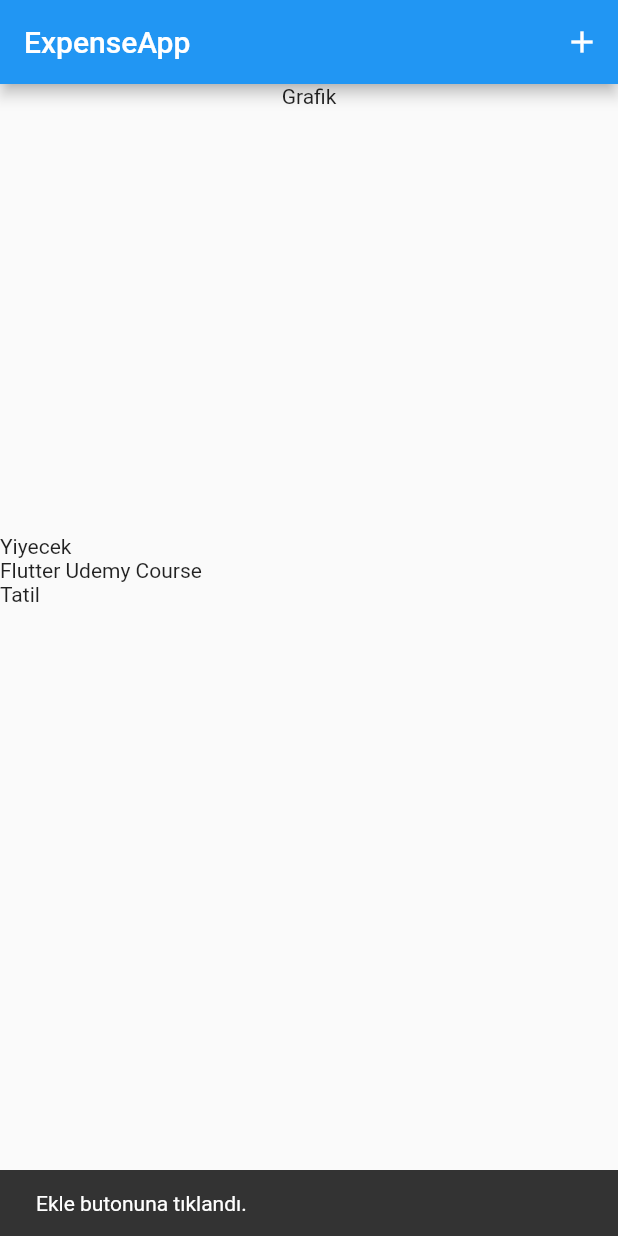
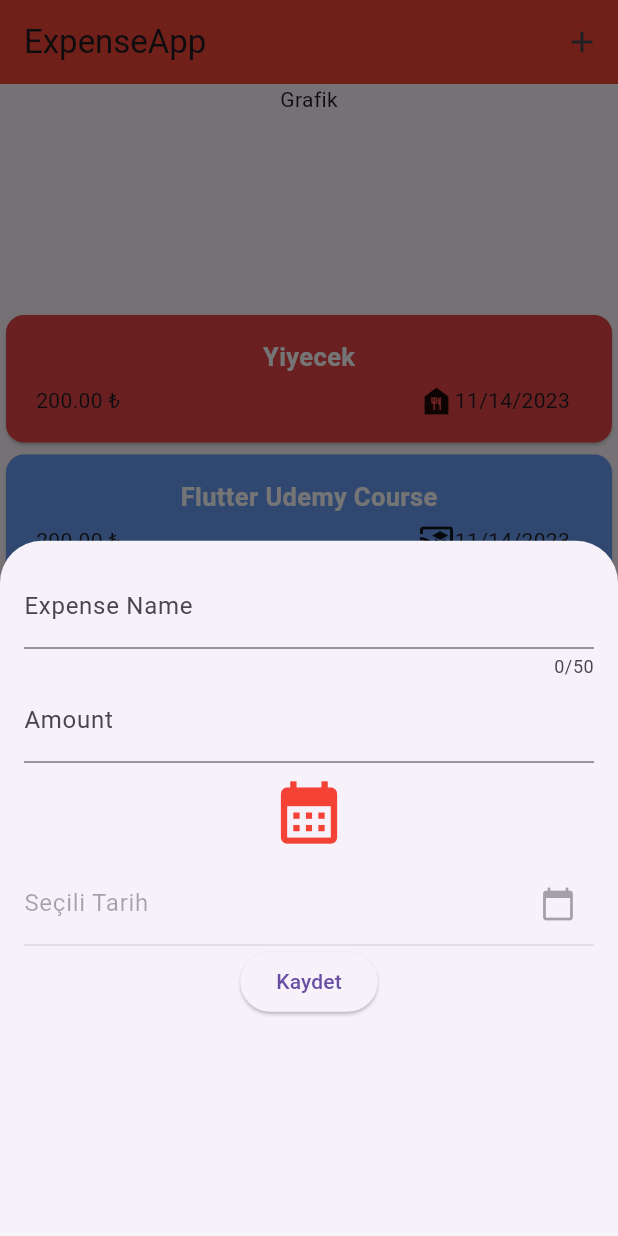
Before and after one commit to ilkrmshn/Tobeto, a Flutter app: the screen it shows after launch, after a tap on the "add" icon, on a phone screen of 412 x 824 dp. Run offline on Flutter 3.47's test engine with Material 2 defaults, Android fonts, the phone set to English and light mode, and no system bars.

Commit message:
workshop-14.11.2023

```diff
--- a/expenseapp/lib/main.dart
+++ b/expenseapp/lib/main.dart
@@ -1,37 +1,9 @@
-import 'package:expenseapp/pages/expense_list.dart';
 import 'package:flutter/material.dart';
+import 'package:expenseapp/pages/main_page.dart';
 
 // Single Responsibility
 void main() {
   runApp(
-    MaterialApp(
-      home: Builder(
-        builder: (BuildContext context) {
-          return Scaffold(
-            appBar: AppBar(
-              title: const Text("ExpenseApp"),
-              actions: [
-                IconButton(
-                  onPressed: () {
-                    showSnackBar(context);
-                  },
-                  icon: const Icon(
-                    Icons.add,
-                    color: Colors.white,
-                  ),
-                )
-              ],
-            ),
-            body: ExpenseList(),
-          );
-        },
-      ),
-    ),
+    MaterialApp(theme: ThemeData(useMaterial3: true), home: const MainPage()),
   );
 }
-
-void showSnackBar(BuildContext context) {
-  ScaffoldMessenger.of(context).showSnackBar(const SnackBar(
-    content: Text("Ekle butonuna tıklandı."),
-  ));
-}
--- a/expenseapp/lib/models/expense.dart
+++ b/expenseapp/lib/models/expense.dart
@@ -1,8 +1,23 @@
+import 'package:flutter/material.dart';
+import 'package:intl/intl.dart';
 import 'package:uuid/uuid.dart';
 
 const uuid = Uuid();
 
 enum Category { food, education, travel, work }
+
+const categoryIcons = {
+  Category.food: Icons.food_bank,
+  Category.education: Icons.cast_for_education,
+  Category.travel: Icons.card_travel,
+  Category.work: Icons.business
+};
+const categoryColors = {
+  Category.food: Color.fromARGB(255, 230, 70, 70),
+  Category.education: Color.fromARGB(255, 104, 157, 244),
+  Category.travel: Color.fromARGB(255, 172, 54, 205),
+  Category.work: Color.fromARGB(255, 35, 152, 105)
+};
 
 class Expense {
   Expense(
@@ -17,4 +32,9 @@ class Expense {
   final double price;
   final DateTime date;
   final Category category;
+
+  String get formattedDate {
+    var formatter = DateFormat.yMd();
+    return formatter.format(date);
+  }
 }
--- a/expenseapp/lib/pages/expense_list.dart
+++ b/expenseapp/lib/pages/expense_list.dart
@@ -1,4 +1,5 @@
 import 'package:expenseapp/models/expense.dart';
+import 'package:expenseapp/widgets/expense_item.dart';
 import 'package:flutter/material.dart';
 
 class ExpenseList extends StatefulWidget {
@@ -22,11 +23,16 @@ class _ExpenseListState extends State<ExpenseList> {
         date: DateTime.now(),
         category: Category.education),
     Expense(
-        name: "Tatil",
+        name: "Gezi",
         price: 500,
         date: DateTime.now(),
         category: Category.travel),
-  ]; // firebase,veritabanı
+    Expense(
+        name: "Hammadde",
+        price: 700,
+        date: DateTime.now(),
+        category: Category.work),
+  ];
 
   @override
   Widget build(BuildContext context) {
@@ -36,14 +42,14 @@ class _ExpenseListState extends State<ExpenseList> {
         crossAxisAlignment: CrossAxisAlignment.center,
         children: [
           const SizedBox(
-            height: 300,
+            height: 150,
             child: Text("Grafik"),
           ),
           Expanded(
             child: ListView.builder(
               itemCount: expenses.length,
               itemBuilder: (context, index) {
-                return Text(expenses[index].name);
+                return ExpenseItem(expenses[index]);
               },
             ),
           ),
@@ -52,3 +58,4 @@ class _ExpenseListState extends State<ExpenseList> {
     );
   }
 }
+// Topbar eklemek vs..
--- /dev/null
+++ b/expenseapp/lib/pages/main_page.dart
@@ -0,0 +1,27 @@
+import 'package:expenseapp/pages/expense_list.dart';
+import 'package:expenseapp/widgets/new_expense.dart';
+import 'package:flutter/material.dart';
+
+class MainPage extends StatelessWidget {
+  const MainPage({Key? key}) : super(key: key);
+
+  @override
+  Widget build(BuildContext context) {
+    return Scaffold(
+      appBar: AppBar(
+        backgroundColor: Colors.red,
+        title: const Text("ExpenseApp"),
+        actions: [
+          IconButton(
+            onPressed: () {
+              showModalBottomSheet(
+                  context: context, builder: (ctx) => NewExpense());
+            },
+            icon: const Icon(Icons.add),
+          )
+        ],
+      ),
+      body: ExpenseList(),
+    );
+  }
+}
--- /dev/null
+++ b/expenseapp/lib/widgets/expense_item.dart
@@ -0,0 +1,48 @@
+import 'package:expenseapp/models/expense.dart';
+import 'package:flutter/material.dart';
+
+class ExpenseItem extends StatelessWidget {
+  const ExpenseItem(this.expense, {Key? key}) : super(key: key);
+  final Expense expense;
+
+  @override
+  Widget build(BuildContext context) {
+    return Card(
+      color: categoryColors[expense.category],
+      child: Padding(
+        padding: const EdgeInsets.symmetric(horizontal: 20, vertical: 16),
+        child: Column(
+          children: [
+            Text(
+              expense.name,
+              style: const TextStyle(
+                  fontSize: 17.0,
+                  fontWeight: FontWeight.bold,
+                  color: Colors.white),
+            ),
+            const SizedBox(height: 5),
+            Row(
+              children: [
+                Text(
+                  "${expense.price.toStringAsFixed(2)} ₺",
+                  //style: TextStyle(color: categoryColors[expense.category]),
+                ),
+                const Spacer(),
+                const SizedBox(width: 8),
+                Icon(
+                  categoryIcons[expense.category],
+                  //color: categoryColors[expense.category],
+                ),
+                Text(
+                  expense.formattedDate,
+                  //style: TextStyle(color: categoryColors[expense.category]),
+                ),
+                const SizedBox(width: 8),
+              ],
+            )
+          ],
+        ),
+      ),
+    );
+  }
+}
--- /dev/null
+++ b/expenseapp/lib/widgets/new_expense.dart
@@ -0,0 +1,73 @@
+import 'package:flutter/material.dart';
+import 'package:intl/intl.dart';
+
+class NewExpense extends StatefulWidget {
+  const NewExpense({Key? key}) : super(key: key);
+
+  @override
+  _NewExpenseState createState() => _NewExpenseState();
+}
+
+class _NewExpenseState extends State<NewExpense> {
+  final _nameController = TextEditingController();
+  final _amountController = TextEditingController();
+  TextEditingController dateController = TextEditingController();
+
+  DateTime selectedDate = DateTime.now();
+
+  Future<void> _selectDate(BuildContext context) async {
+    final DateTime? picked = await showDatePicker(
+      context: context,
+      initialDate: selectedDate,
+      firstDate: DateTime(2000),
+      lastDate: DateTime(2101),
+    );
+    if (picked != null && picked != selectedDate) {
+      setState(() {
+        selectedDate = picked;
+        //dateController.text = selectedDate.toLocal().toString();
+        dateController.text = DateFormat('dd-MM-yyyy').format(selectedDate);
+      });
+    }
+  }
+
+  @override
+  Widget build(BuildContext context) {
+    return Padding(
+      padding: EdgeInsets.all(16),
+      child: Column(
+        children: [
+          TextField(
+            controller: _nameController,
+            maxLength: 50,
+            decoration: const InputDecoration(label: Text("Expense Name")),
+          ),
+          TextField(
+            controller: _amountController,
+            keyboardType: TextInputType.number,
+            decoration:
+                const InputDecoration(label: Text("Amount"), prefixText: "₺"),
+          ),
+          IconButton(
+            onPressed: () => _selectDate(context),
+            icon: const Icon(Icons.calendar_month),
+            color: Colors.red,
+            iconSize: 50,
+          ),
+          TextField(
+            controller: dateController,
+            enabled: false,
+            decoration: InputDecoration(
+              labelText: 'Seçili Tarih',
+              suffixIcon: IconButton(
+                icon: const Icon(Icons.calendar_today),
+                onPressed: () => _selectDate(context),
+              ),
+            ),
+          ),
+          ElevatedButton(onPressed: () {}, child: const Text("Kaydet"))
+        ],
+      ),
+    );
+  }
+}
--- a/expenseapp/pubspec.yaml
+++ b/expenseapp/pubspec.yaml
@@ -9,6 +9,7 @@ environment:
 dependencies:
   flutter:
     sdk: flutter
+  intl: ^0.18.1
   uuid: ^4.2.1
 
 dev_dependencies:
```
Also changed, not shown: expenseapp/pubspec.lock.
